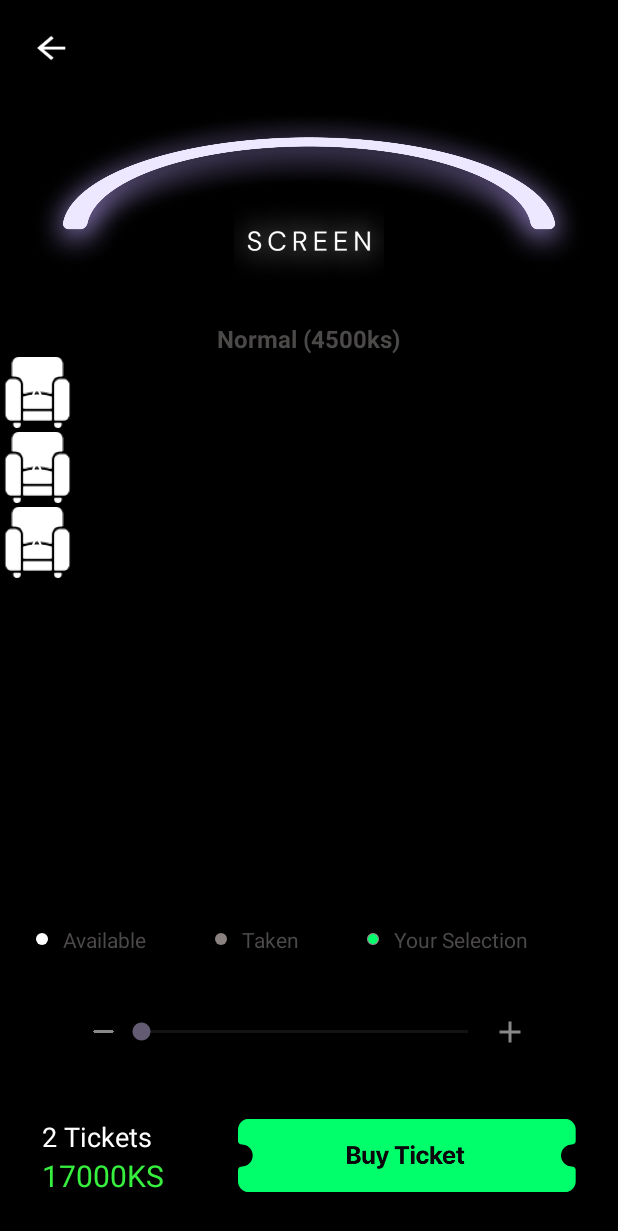
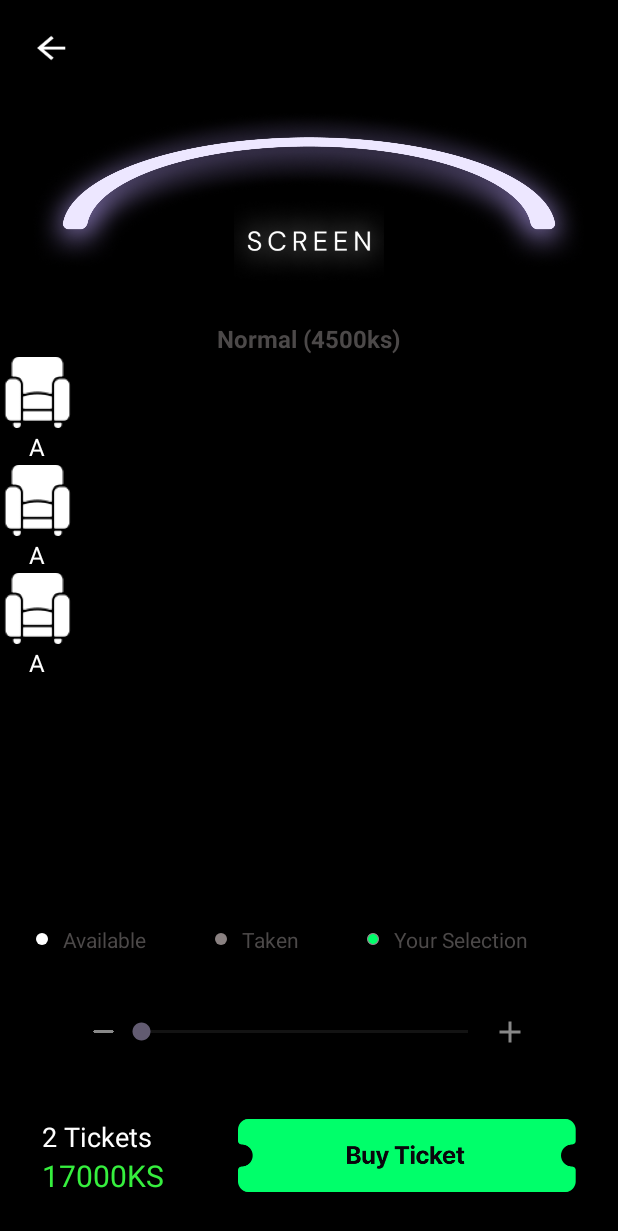
Before and after one commit to quinni1501/Logo, an Android app: the layout activity_seats.xml on its own in the app's theme, with its tools: preview values and no code run, on a phone screen of 412 x 824 dp. Shown: the top 1231 px of the screen. Run offline under Robolectric (Android 15) with nearby library versions, the phone set to English and light mode, and no system bars; plain views replace ZoomLayout.

Commit message:
Sửa lại hiển thị chỗ ngồi

```diff
--- a/app/src/main/res/layout/view_holder_movies_seat_list.xml
+++ b/app/src/main/res/layout/view_holder_movies_seat_list.xml
@@ -1,11 +1,13 @@
 <?xml version="1.0" encoding="utf-8"?>
-<FrameLayout xmlns:android="http://schemas.android.com/apk/res/android"
+<LinearLayout xmlns:android="http://schemas.android.com/apk/res/android"
     xmlns:app="http://schemas.android.com/apk/res-auto"
     xmlns:tools="http://schemas.android.com/tools"
     android:id="@+id/seatList"
     android:layout_width="wrap_content"
     android:layout_height="wrap_content"
-    android:background="@color/black">
+    android:orientation="vertical"
+    android:background="@color/black"
+    android:gravity="center_horizontal"> <!-- Đảm bảo các thành phần được căn giữa theo chiều ngang -->
 
     <androidx.appcompat.widget.AppCompatImageView
         android:id="@+id/ivSeatCinemaSeat"
@@ -18,9 +20,8 @@
         android:id="@+id/tvSeatTypeCinemaSeat"
         android:layout_width="wrap_content"
         android:layout_height="wrap_content"
-        android:layout_gravity="center"
         android:textColor="@color/white"
         android:textSize="16sp"
         tools:text="A" />
 
-</FrameLayout>
+</LinearLayout>
```
